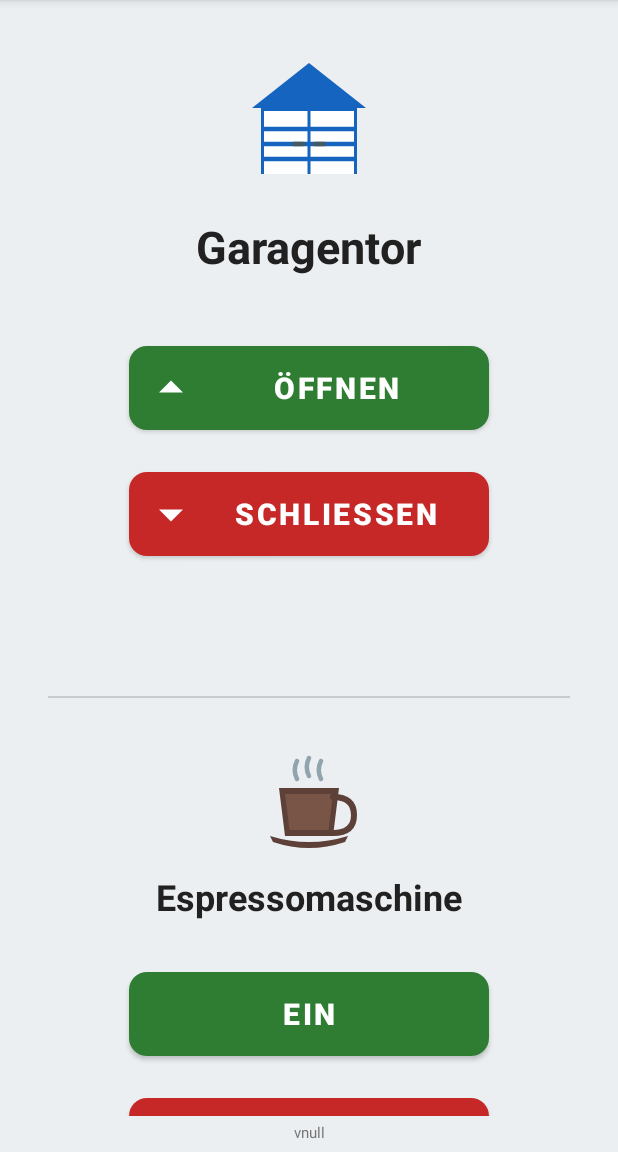
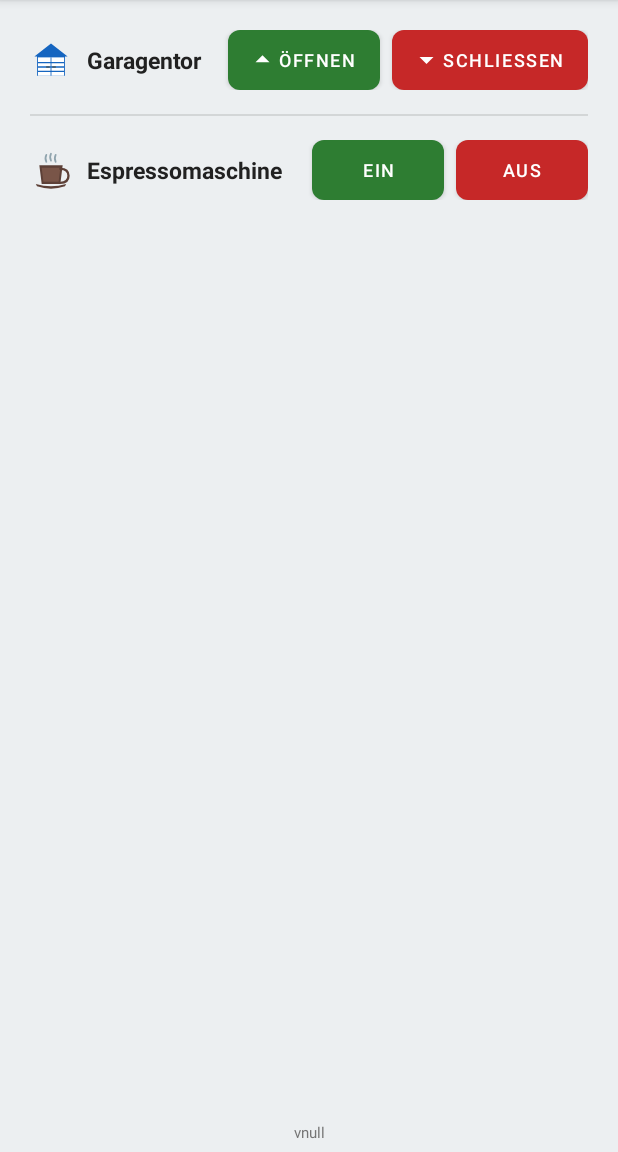
Before and after one commit to HeZumbu23/PeacePiece, an Android app: the screen it shows after launch (MainActivity), on a phone screen of 412 x 824 dp, the part 84-1236 px from its top. Run offline under Robolectric (Android 15) with nearby library versions, the phone set to English and light mode, and no system bars.

Commit message:
Compact row layout + QR info text in settings
Main screen: entity rows now horizontal (icon + label + buttons side-by-side),
40dp button height with zero insets — fits 5+ entities without scrolling.
Settings: monospace hint block below QR button shows JSON format and gen_qr.py command.

Co-Authored-By: Claude Sonnet 4.6 <noreply@anthropic.com>
Claude-Session: https://claude.ai/code/session_01HBbCGXmUhQPggf1X13Xn4w

```diff
--- a/app/src/main/res/layout/activity_main.xml
+++ b/app/src/main/res/layout/activity_main.xml
@@ -16,131 +16,150 @@
         app:popupTheme="@style/ThemeOverlay.AppCompat.Light"
         app:title="@string/app_name" />
 
-    <ScrollView
+    <LinearLayout
         android:layout_width="match_parent"
         android:layout_height="0dp"
-        android:layout_weight="1">
+        android:layout_weight="1"
+        android:orientation="vertical"
+        android:paddingLeft="20dp"
+        android:paddingRight="20dp"
+        android:paddingTop="20dp"
+        android:paddingBottom="12dp">
 
+        <!-- Garage -->
         <LinearLayout
             android:layout_width="match_parent"
             android:layout_height="wrap_content"
-        android:orientation="vertical"
-        android:gravity="center_horizontal"
-        android:paddingTop="32dp"
-        android:paddingBottom="32dp"
-        android:paddingLeft="32dp"
-        android:paddingRight="32dp">
+            android:orientation="horizontal"
+            android:gravity="center_vertical">
 
             <ImageView
-            android:layout_width="96dp"
-            android:layout_height="96dp"
+                android:layout_width="28dp"
+                android:layout_height="28dp"
                 android:src="@drawable/ic_garage"
                 android:contentDescription="@string/garage_label" />
 
             <TextView
-            android:layout_width="wrap_content"
+                android:layout_width="0dp"
                 android:layout_height="wrap_content"
+                android:layout_weight="1"
                 android:text="@string/garage_label"
-            android:textSize="30sp"
+                android:textSize="15sp"
                 android:textStyle="bold"
                 android:textColor="@color/text_primary"
-            android:layout_marginTop="16dp"
-            android:layout_marginBottom="40dp" />
+                android:layout_marginStart="10dp" />
 
             <com.google.android.material.button.MaterialButton
                 android:id="@+id/openButton"
-            android:layout_width="240dp"
-            android:layout_height="68dp"
+                android:layout_width="wrap_content"
+                android:layout_height="40dp"
+                android:minHeight="0dp"
+                android:insetTop="0dp"
+                android:insetBottom="0dp"
                 android:text="@string/open_button"
-            android:textSize="20sp"
-            android:textStyle="bold"
+                android:textSize="12sp"
                 android:textColor="@color/white"
                 app:backgroundTint="@color/button_open"
-            app:cornerRadius="12dp"
+                app:cornerRadius="8dp"
                 app:icon="@drawable/ic_arrow_up"
-            app:iconGravity="start"
-            app:iconPadding="12dp" />
-
-        <View
-            android:layout_width="match_parent"
-            android:layout_height="16dp" />
+                app:iconSize="14dp"
+                app:iconPadding="4dp"
+                app:iconGravity="start" />
 
             <com.google.android.material.button.MaterialButton
                 android:id="@+id/closeButton"
-            android:layout_width="240dp"
-            android:layout_height="68dp"
+                android:layout_width="wrap_content"
+                android:layout_height="40dp"
+                android:minHeight="0dp"
+                android:insetTop="0dp"
+                android:insetBottom="0dp"
                 android:text="@string/close_button"
-            android:textSize="20sp"
-            android:textStyle="bold"
+                android:textSize="12sp"
                 android:textColor="@color/white"
+                android:layout_marginStart="8dp"
                 app:backgroundTint="@color/button_close"
-            app:cornerRadius="12dp"
+                app:cornerRadius="8dp"
                 app:icon="@drawable/ic_arrow_down"
-            app:iconGravity="start"
-            app:iconPadding="12dp" />
+                app:iconSize="14dp"
+                app:iconPadding="4dp"
+                app:iconGravity="start" />
 
-        <TextView
-            android:id="@+id/statusText"
-            android:layout_width="wrap_content"
-            android:layout_height="wrap_content"
-            android:textSize="14sp"
-            android:textColor="@color/text_secondary"
-            android:layout_marginTop="28dp"
-            android:gravity="center" />
+        </LinearLayout>
 
         <View
             android:layout_width="match_parent"
             android:layout_height="1dp"
             android:background="@color/text_secondary"
-            android:alpha="0.3"
-            android:layout_marginTop="40dp"
-            android:layout_marginBottom="32dp" />
+            android:alpha="0.2"
+            android:layout_marginTop="16dp"
+            android:layout_marginBottom="16dp" />
+
+        <!-- Espresso -->
+        <LinearLayout
+            android:layout_width="match_parent"
+            android:layout_height="wrap_content"
+            android:orientation="horizontal"
+            android:gravity="center_vertical">
 
             <ImageView
-            android:layout_width="72dp"
-            android:layout_height="72dp"
+                android:layout_width="28dp"
+                android:layout_height="28dp"
                 android:src="@drawable/ic_espresso"
                 android:contentDescription="@string/espresso_label" />
 
             <TextView
-            android:layout_width="wrap_content"
+                android:layout_width="0dp"
                 android:layout_height="wrap_content"
+                android:layout_weight="1"
                 android:text="@string/espresso_label"
-            android:textSize="24sp"
+                android:textSize="15sp"
                 android:textStyle="bold"
                 android:textColor="@color/text_primary"
-            android:layout_marginTop="12dp"
-            android:layout_marginBottom="28dp" />
+                android:layout_marginStart="10dp" />
 
             <com.google.android.material.button.MaterialButton
                 android:id="@+id/espressoOnButton"
-            android:layout_width="240dp"
-            android:layout_height="68dp"
+                android:layout_width="wrap_content"
+                android:layout_height="40dp"
+                android:minHeight="0dp"
+                android:insetTop="0dp"
+                android:insetBottom="0dp"
                 android:text="@string/on_button"
-            android:textSize="20sp"
-            android:textStyle="bold"
+                android:textSize="12sp"
                 android:textColor="@color/white"
                 app:backgroundTint="@color/button_open"
-            app:cornerRadius="12dp" />
+                app:cornerRadius="8dp" />
+
+            <com.google.android.material.button.MaterialButton
+                android:id="@+id/espressoOffButton"
+                android:layout_width="wrap_content"
+                android:layout_height="40dp"
+                android:minHeight="0dp"
+                android:insetTop="0dp"
+                android:insetBottom="0dp"
+                android:text="@string/off_button"
+                android:textSize="12sp"
+                android:textColor="@color/white"
+                android:layout_marginStart="8dp"
+                app:backgroundTint="@color/button_close"
+                app:cornerRadius="8dp" />
+
+        </LinearLayout>
 
         <View
             android:layout_width="match_parent"
-            android:layout_height="16dp" />
+            android:layout_height="0dp"
+            android:layout_weight="1" />
 
-        <com.google.android.material.button.MaterialButton
-            android:id="@+id/espressoOffButton"
-            android:layout_width="240dp"
-            android:layout_height="68dp"
-            android:text="@string/off_button"
-            android:textSize="20sp"
-            android:textStyle="bold"
-            android:textColor="@color/white"
-            app:backgroundTint="@color/button_close"
-            app:cornerRadius="12dp" />
+        <TextView
+            android:id="@+id/statusText"
+            android:layout_width="match_parent"
+            android:layout_height="wrap_content"
+            android:textSize="13sp"
+            android:textColor="@color/text_secondary"
+            android:gravity="center" />
 
     </LinearLayout>
-
-    </ScrollView>
 
     <TextView
         android:id="@+id/versionText"
--- a/app/src/main/res/layout/activity_settings.xml
+++ b/app/src/main/res/layout/activity_settings.xml
@@ -154,6 +154,16 @@
                 android:padding="14dp"
                 style="@style/Widget.MaterialComponents.Button.OutlinedButton" />
 
+            <TextView
+                android:layout_width="match_parent"
+                android:layout_height="wrap_content"
+                android:text="@string/qr_info"
+                android:textSize="12sp"
+                android:textColor="@color/text_secondary"
+                android:fontFamily="monospace"
+                android:layout_marginTop="10dp"
+                android:lineSpacingMultiplier="1.3" />
+
             <com.google.android.material.button.MaterialButton
                 android:id="@+id/saveButton"
                 android:layout_width="match_parent"
--- a/app/src/main/res/values/strings.xml
+++ b/app/src/main/res/values/strings.xml
@@ -35,6 +35,7 @@
     <string name="qr_scan_button">QR-Code einlesen</string>
     <string name="qr_imported">Eingelesen – bitte prüfen und speichern</string>
     <string name="qr_invalid">Ungültiger QR-Code</string>
+    <string name="qr_info">Format (JSON):\n{\"base_url\":\"…\", \"ha_token\":\"…\",\n\"cf_client_id\":\"…\", \"cf_client_secret\":\"…\"}\n\nOffline generieren (PC):\npip install qrcode[pil]\npython3 tools/gen_qr.py</string>
 
     <!-- Feedback -->
     <string name="settings_saved">Einstellungen gespeichert</string>
```
Lines whose indentation alone changed are shown as unchanged.
